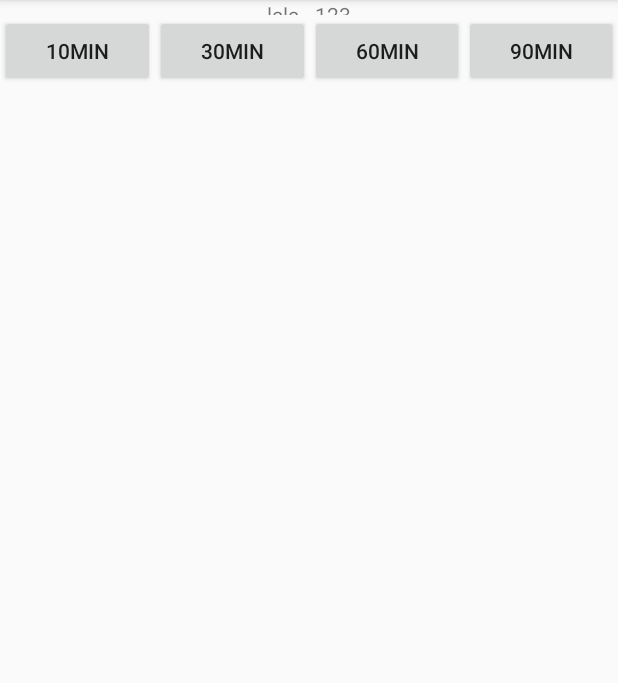
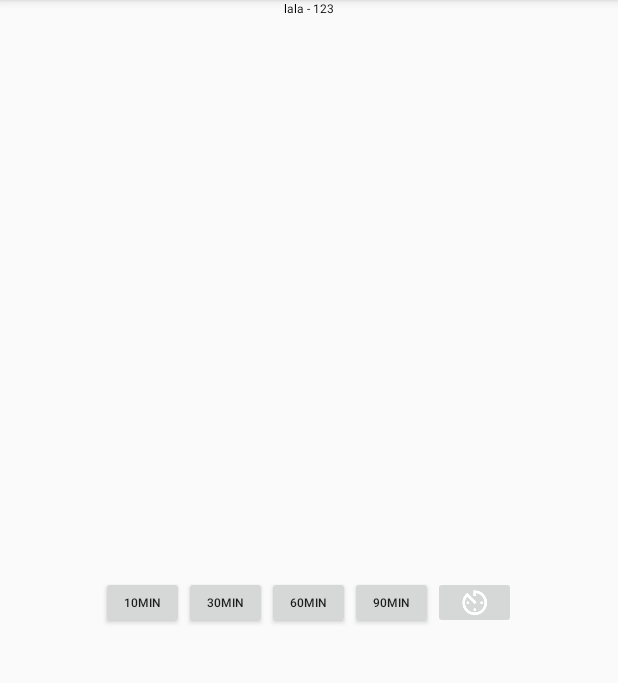
Before and after one commit to justincaseof/notifications, an Android app: the layout notification.xml on its own in the app's theme, with its tools: preview values and no code run, on a phone screen of 412 x 824 dp, the part 84-767 px from its top. Run offline under Robolectric (Android 15) with nearby library versions, the phone set to English and light mode, and no system bars.

Commit message:
more buttons, proper text editing

```diff
--- a/Application/src/main/AndroidManifest.xml
+++ b/Application/src/main/AndroidManifest.xml
@@ -20,6 +20,7 @@
 
     <uses-permission android:name="android.permission.INTERNET" />
     <uses-permission android:name="android.permission.ACCESS_NETWORK_STATE" />
+    <uses-permission android:name="android.permission.VIBRATE"/>
 
     <!-- Min/target SDK versions (<uses-sdk>) managed by build.gradle -->
     <application
--- a/Application/src/main/res/layout/notification.xml
+++ b/Application/src/main/res/layout/notification.xml
@@ -18,51 +18,65 @@
 <!-- Layout for the collapsed notification. -->
 
 <LinearLayout xmlns:android="http://schemas.android.com/apk/res/android"
+    xmlns:tools="http://schemas.android.com/tools"
     android:orientation="vertical"
     android:layout_width="fill_parent"
     android:layout_height="fill_parent"
     android:gravity="center_horizontal">
 
     <TextView
+        android:textSize="8sp"
         android:text="lala - 123"
+        android:textColor="@android:color/black"
         android:layout_width="wrap_content"
-        android:layout_height="wrap_content"
+        android:layout_height="50dp"
         android:id="@+id/textView"
         android:layout_weight="1" />
 
     <LinearLayout
         android:orientation="horizontal"
-        android:layout_width="match_parent"
-        android:layout_height="match_parent"
+        android:layout_width="wrap_content"
+        android:layout_height="50dp"
         android:layout_weight="1">
 
         <Button
+            android:textSize="8sp"
             android:text="10min"
-            android:layout_width="match_parent"
-            android:layout_height="wrap_content"
-            android:id="@+id/button_set10min"
-            android:layout_weight="1" />
+            android:layout_width="55dp"
+            android:layout_height="35dp"
+            android:id="@+id/button_set10min" />
 
         <Button
+            android:textSize="8sp"
             android:text="30min"
-            android:layout_width="match_parent"
-            android:layout_height="wrap_content"
+            android:layout_width="55dp"
+            android:layout_height="35dp"
             android:id="@+id/button_set30min"
             android:layout_weight="1" />
 
         <Button
+            android:textSize="8sp"
             android:text="60min"
-            android:layout_width="match_parent"
-            android:layout_height="wrap_content"
+            android:layout_width="55dp"
+            android:layout_height="35dp"
             android:id="@+id/button_set60min"
             android:layout_weight="1" />
 
         <Button
+            android:textSize="8sp"
             android:text="90min"
-            android:layout_width="match_parent"
-            android:layout_height="wrap_content"
+            android:layout_width="55dp"
+            android:layout_height="35dp"
             android:id="@+id/button_set90min"
             android:layout_weight="1" />
+
+        <ImageButton
+            android:id="@+id/ImageButton01"
+            android:layout_width="55dp"
+            android:layout_height="35dp"
+            android:src="@drawable/ic_notification_timer"
+            />
+
     </LinearLayout>
 
 </LinearLayout>
```
Also changed, not shown: Application/src/main/java/com/example/android/customnotifications/Configuration.java (added, +11 -0 lines), Application/src/main/java/com/example/android/customnotifications/MainActivity.java (+26 -8 lines), 1 other file.
